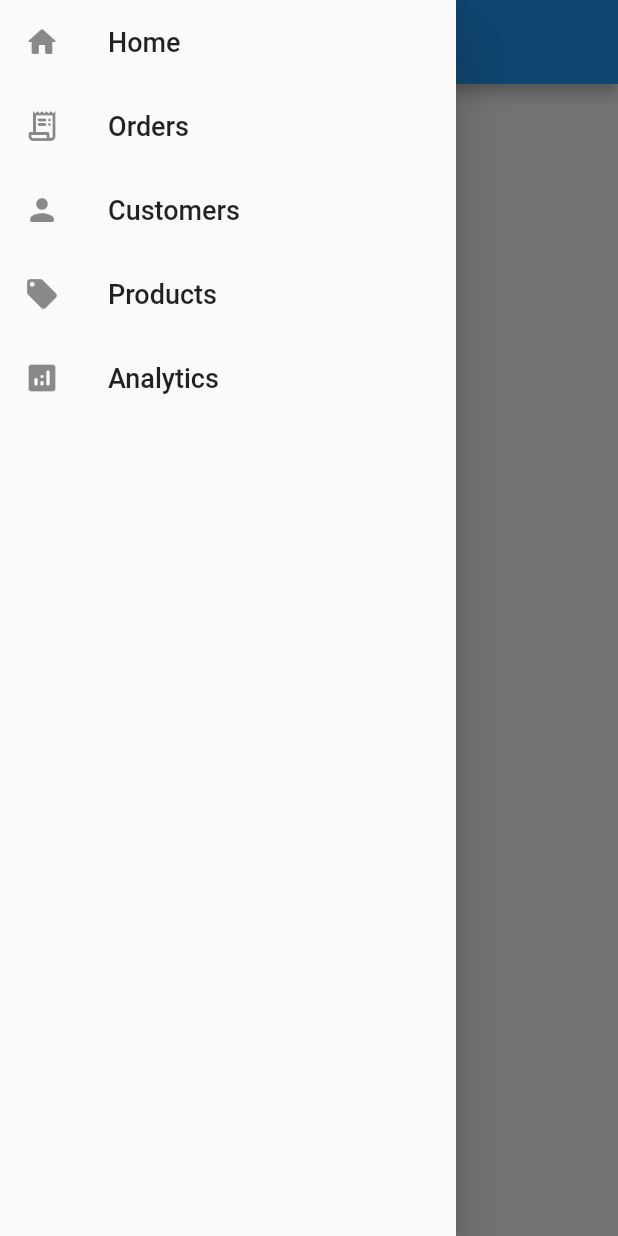
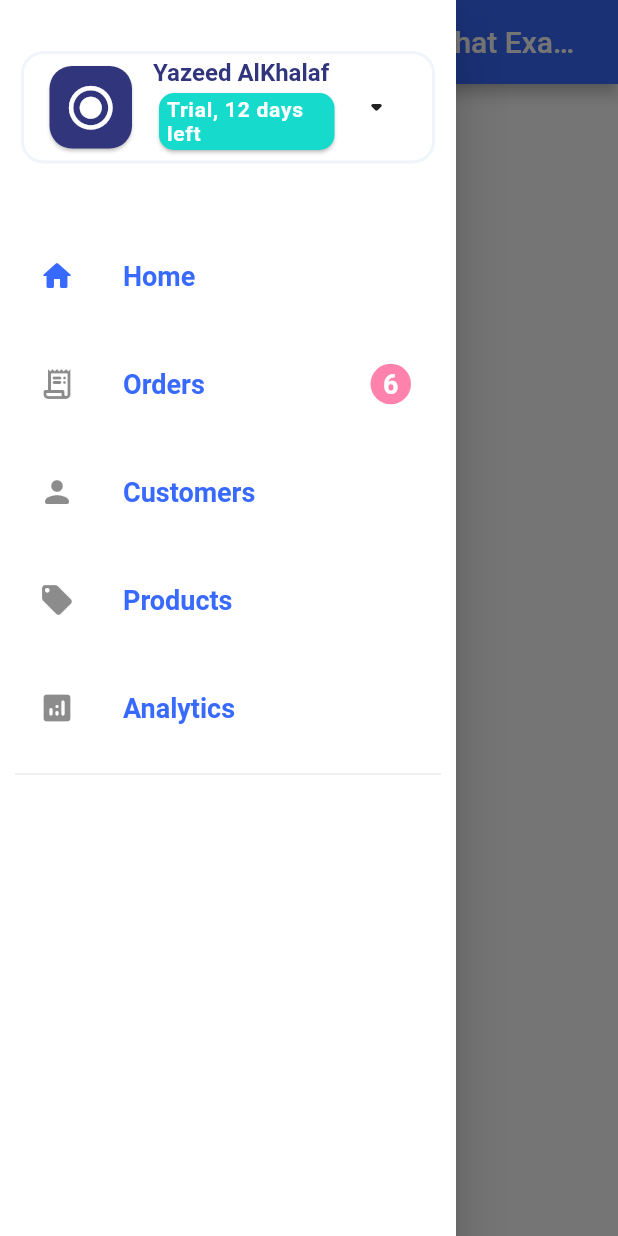
Before and after one commit to YazeedAlKhalaf/gdg_accra_flutter_desktop_fireside_chat_example, a Flutter app: the screen it shows after launch, with the side drawer open, on a phone screen of 412 x 824 dp. Run offline on Flutter 3.47's test engine with Material 2 defaults, Android fonts, the phone set to English and light mode, and no system bars; our stand-ins replace flutter_riverpod.

Commit message:
🔋 Enhance drawer and colors

```diff
--- a/lib/app/app.dart
+++ b/lib/app/app.dart
@@ -5,6 +5,12 @@ class App extends StatelessWidget {
   @override
   Widget build(BuildContext context) {
     return MaterialApp(
+      theme: ThemeData(
+        brightness: Brightness.light,
+        primaryColor: Color(0xff396AFF),
+        backgroundColor: Colors.white,
+        scaffoldBackgroundColor: Colors.white,
+      ),
       home: MainView(),
     );
   }
--- a/lib/ui/views/main_view.dart
+++ b/lib/ui/views/main_view.dart
@@ -28,17 +28,21 @@ class _MainViewDrawer extends ConsumerWidget {
     _buildDrawerListTile({
       required String title,
       required IconData icon,
+      required bool isChecked,
+      String? trailingText,
       required void Function() onTap,
     }) {
       return ListTile(
         leading: Icon(
           icon,
+          color: isChecked ? Color(0xff396AFF) : null,
         ),
         title: Text(
           title,
           style: TextStyle(
             fontSize: 18,
-            fontWeight: FontWeight.w500,
+            color: Color(0xff396AFF),
+            fontWeight: FontWeight.w600,
           ),
         ),
         onTap: () {
@@ -47,15 +51,135 @@ class _MainViewDrawer extends ConsumerWidget {
             Navigator.of(context).pop();
           }
         },
+        hoverColor: Color(0xffEEF5FF),
+        shape: RoundedRectangleBorder(
+          borderRadius: BorderRadius.circular(15),
+        ),
+        contentPadding: const EdgeInsets.symmetric(
+          horizontal: 16,
+          vertical: 8,
+        ),
+        trailing: trailingText != null
+            ? SizedBox(
+                width: 35,
+                height: 35,
+                child: Card(
+                  elevation: 0,
+                  color: Color(0xffFF82AC),
+                  shape: RoundedRectangleBorder(
+                    borderRadius: BorderRadius.circular(15),
+                  ),
+                  child: Center(
+                    child: Text(
+                      trailingText,
+                      style: TextStyle(
+                        fontWeight: FontWeight.bold,
+                        color: Colors.white,
+                        fontSize: 18,
+                      ),
+                    ),
+                  ),
+                ),
+              )
+            : null,
       );
     }
 
     return Drawer(
+      child: Material(
+        color: Colors.white,
+        child: Padding(
+          padding: const EdgeInsets.all(10),
           child: Column(
             children: <Widget>[
+              const SizedBox(height: 20),
+              Card(
+                elevation: 0,
+                shape: RoundedRectangleBorder(
+                  borderRadius: BorderRadius.circular(15),
+                  side: BorderSide(
+                    color: Color(0xffEFF5FA),
+                    width: 2,
+                  ),
+                ),
+                child: Padding(
+                  padding: const EdgeInsets.all(5),
+                  child: Row(
+                    children: <Widget>[
+                      const SizedBox(width: 10),
+                      Card(
+                        color: Color(0xff30357C),
+                        shape: RoundedRectangleBorder(
+                          borderRadius: BorderRadius.circular(15),
+                        ),
+                        child: Center(
+                          child: Padding(
+                            padding: const EdgeInsets.all(10),
+                            child: Icon(
+                              Icons.radio_button_checked_rounded,
+                              size: 35,
+                              color: Colors.white,
+                            ),
+                          ),
+                        ),
+                      ),
+                      const SizedBox(width: 10),
+                      Expanded(
+                        child: Column(
+                          crossAxisAlignment: CrossAxisAlignment.start,
+                          children: <Widget>[
+                            Text(
+                              "Yazeed AlKhalaf",
+                              style: TextStyle(
+                                color: Color(0xff30357C),
+                                fontWeight: FontWeight.bold,
+                                fontSize: 16,
+                              ),
+                            ),
+                            Card(
+                              color: Color(0xff16DBCC),
+                              shape: RoundedRectangleBorder(
+                                borderRadius: BorderRadius.circular(10),
+                              ),
+                              child: Padding(
+                                padding: const EdgeInsets.symmetric(
+                                  horizontal: 5,
+                                  vertical: 3,
+                                ),
+                                child: Text(
+                                  "Trial, 12 days left",
+                                  style: TextStyle(
+                                    color: Colors.white,
+                                    fontWeight: FontWeight.w600,
+                                    letterSpacing: 0.5,
+                                  ),
+                                ),
+                              ),
+                            ),
+                          ],
+                        ),
+                      ),
+                      Column(
+                        children: <Widget>[
+                          IconButton(
+                            icon: Icon(
+                              Icons.arrow_drop_down_rounded,
+                            ),
+                            onPressed: () {},
+                            splashRadius: 15,
+                          ),
+                        ],
+                      ),
+                      const SizedBox(width: 10),
+                    ],
+                  ),
+                ),
+              ),
+              const SizedBox(height: 35),
               _buildDrawerListTile(
                 title: "Home",
                 icon: Icons.home_rounded,
+                isChecked: watch(drawerIndexProvider) == 0,
                 onTap: () {
                   _drawerIndexProvider.setIndex(0);
                 },
@@ -63,6 +187,8 @@ class _MainViewDrawer extends ConsumerWidget {
               _buildDrawerListTile(
                 title: "Orders",
                 icon: Icons.receipt_long_rounded,
+                isChecked: watch(drawerIndexProvider) == 1,
+                trailingText: "6",
                 onTap: () {
                   _drawerIndexProvider.setIndex(1);
                 },
@@ -70,6 +196,7 @@ class _MainViewDrawer extends ConsumerWidget {
               _buildDrawerListTile(
                 title: "Customers",
                 icon: Icons.person_rounded,
+                isChecked: watch(drawerIndexProvider) == 2,
                 onTap: () {
                   _drawerIndexProvider.setIndex(2);
                 },
@@ -77,6 +204,7 @@ class _MainViewDrawer extends ConsumerWidget {
               _buildDrawerListTile(
                 title: "Products",
                 icon: Icons.local_offer_rounded,
+                isChecked: watch(drawerIndexProvider) == 3,
                 onTap: () {
                   _drawerIndexProvider.setIndex(3);
                 },
@@ -84,11 +212,15 @@ class _MainViewDrawer extends ConsumerWidget {
               _buildDrawerListTile(
                 title: "Analytics",
                 icon: Icons.analytics_rounded,
+                isChecked: watch(drawerIndexProvider) == 4,
                 onTap: () {
                   _drawerIndexProvider.setIndex(4);
                 },
               ),
+              const Divider(),
             ],
+          ),
+        ),
       ),
     );
   }
@@ -114,7 +246,11 @@ class _MainViewMobile extends StatelessWidget {
   @override
   Widget build(BuildContext context) {
     return Scaffold(
-      appBar: AppBar(),
+      appBar: AppBar(
+        title: Text(
+          "Flutter Desktop Fireside Chat Example",
+        ),
+      ),
       drawer: _MainViewDrawer(),
       body: _MainViewIndexedStack(),
     );
```
Lines whose indentation alone changed are shown as unchanged.
